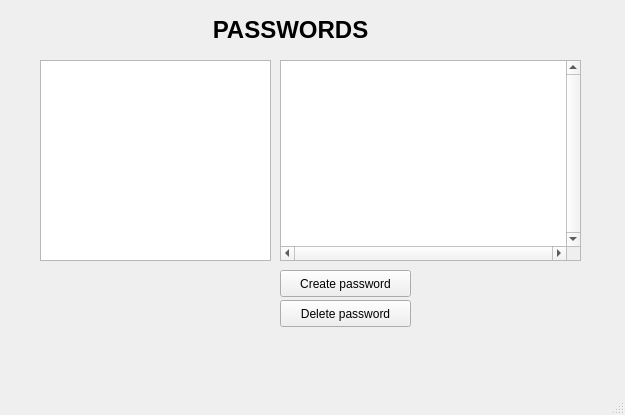
password-manager/linux, file guis/passwordList.ui: the form before one commit.
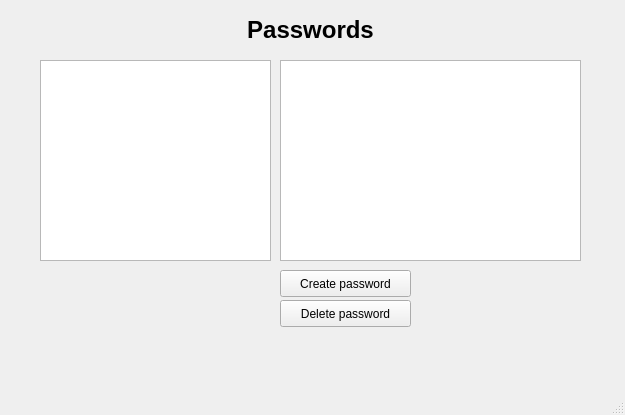
The form after the commit.

Commit message: Change GUIs, add password checker

```diff
--- a/guis/passwordList.ui
+++ b/guis/passwordList.ui
@@ -53,18 +53,18 @@
      </rect>
     </property>
     <property name="verticalScrollBarPolicy">
-     <enum>Qt::ScrollBarAlwaysOn</enum>
+     <enum>Qt::ScrollBarAsNeeded</enum>
     </property>
     <property name="horizontalScrollBarPolicy">
-     <enum>Qt::ScrollBarAlwaysOn</enum>
+     <enum>Qt::ScrollBarAsNeeded</enum>
     </property>
    </widget>
    <widget class="QLabel" name="label">
     <property name="geometry">
      <rect>
-      <x>190</x>
+      <x>0</x>
       <y>10</y>
-      <width>201</width>
+      <width>621</width>
       <height>41</height>
      </rect>
     </property>
@@ -72,7 +72,7 @@
      <enum>QFrame::NoFrame</enum>
     </property>
     <property name="text">
-     <string>&lt;html&gt;&lt;head/&gt;&lt;body&gt;&lt;p align=&quot;center&quot;&gt;&lt;span style=&quot; font-size:18pt; font-weight:600;&quot;&gt;PASSWORDS&lt;/span&gt;&lt;/p&gt;&lt;/body&gt;&lt;/html&gt;</string>
+     <string>&lt;html&gt;&lt;head/&gt;&lt;body&gt;&lt;p align=&quot;center&quot;&gt;&lt;span style=&quot; font-size:18pt; font-weight:600;&quot;&gt;Passwords&lt;/span&gt;&lt;/p&gt;&lt;/body&gt;&lt;/html&gt;</string>
     </property>
     <property name="textFormat">
      <enum>Qt::AutoText</enum>
```
Left out of the diff: 4 changed lines with no effect on the pictures. The commit also changes 8 other files.
